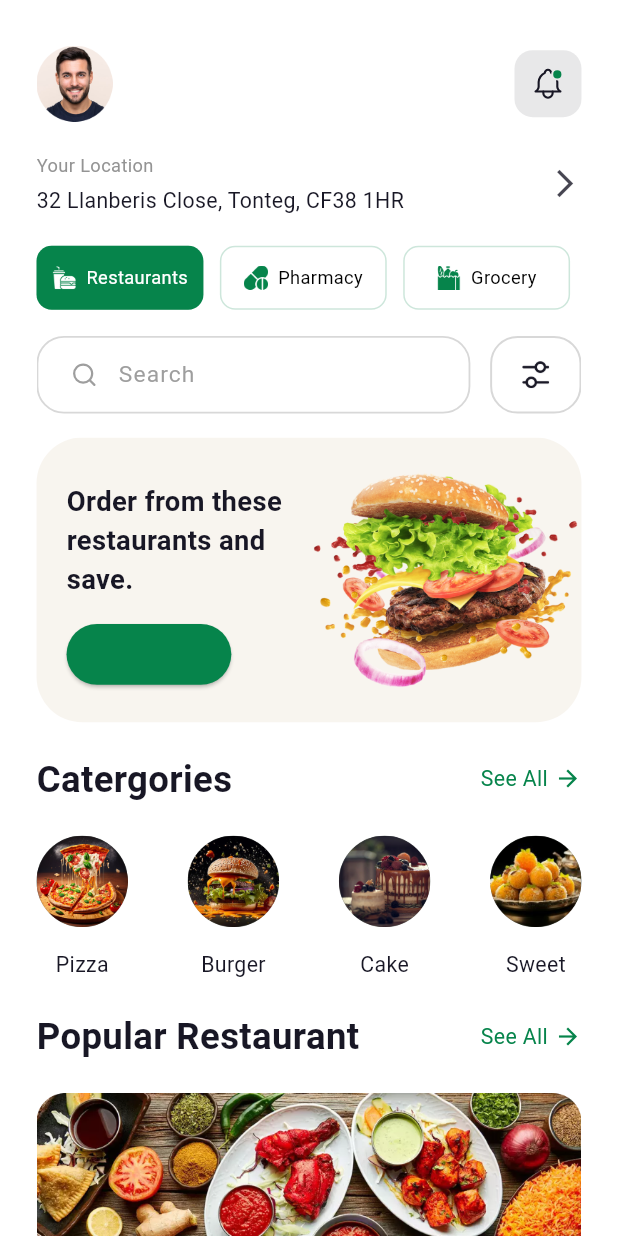
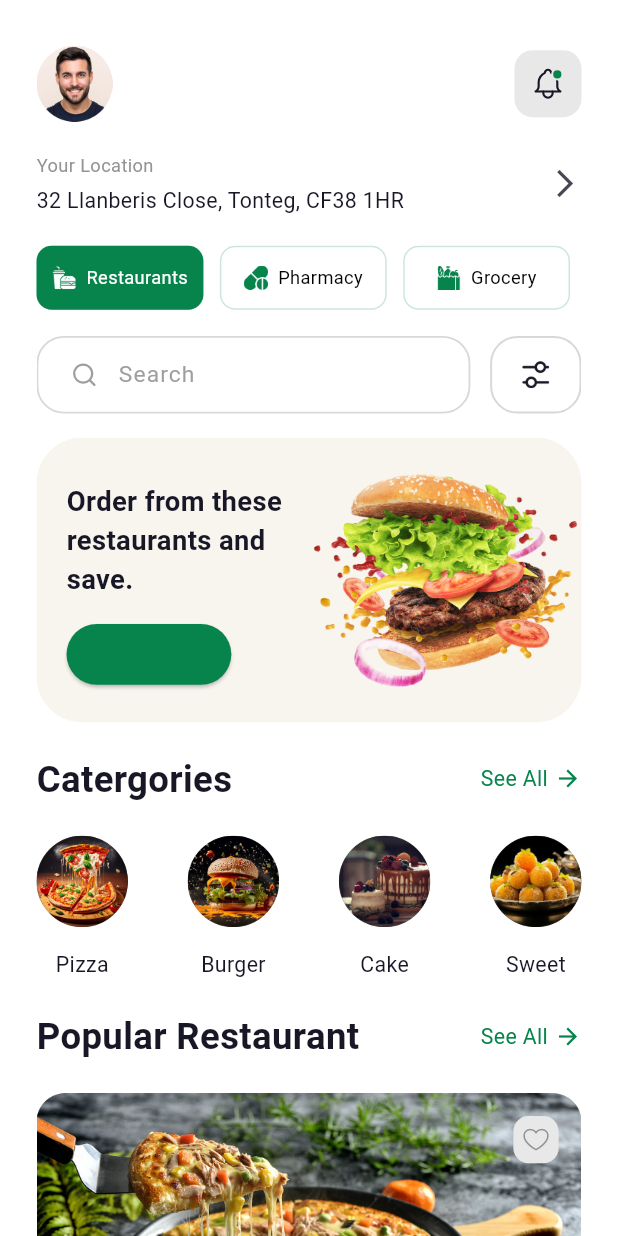
Before and after one commit to Apptesting7260/woye_userApp, a Flutter app: the RestaurantHomeScreen screen opened directly, on a phone screen of 412 x 824 dp. Run offline on Flutter 3.47's test engine with Material 3 defaults, Android fonts, the light colour scheme and no system bars; our stand-ins replace connectivity_plus, country_code_picker, firebase_auth, firebase_core, flutter_screenutil, flutter_svg and 7 more; missing offline and left inert: otp_timer_button; accounts and stored records are empty; Roboto replaces fonts that are missing (Gilroy); project files that could hold a hidden picture were left out.

Commit message:
home-screen

```diff
--- a/lib/presentation/Restaurants/Pages/Restaurant_home/restaurant_home_screen.dart
+++ b/lib/presentation/Restaurants/Pages/Restaurant_home/restaurant_home_screen.dart
@@ -1,5 +1,6 @@
 import 'package:woye_user/Core/Utils/app_export.dart';
 import 'package:woye_user/Presentation/Common/Home/home_screen.dart';
+import 'package:woye_user/Presentation/Restaurants/Pages/Restaurant_home/restaurant_home_controller.dart';
 import 'package:woye_user/Shared/Widgets/custom_search_filter.dart';
 
 class RestaurantHomeScreen extends StatefulWidget {
@@ -11,8 +12,9 @@ class RestaurantHomeScreen extends StatefulWidget {
 
 class _HomeRestaurantScreenState extends State<RestaurantHomeScreen> {
   GlobalKey homeWidgetKey = GlobalKey();
-
   double? height;
+  final RestaurantHomeController restaurantHomeController =
+      Get.put(RestaurantHomeController());
 
   _getHeight(_) {
     final keyContext = homeWidgetKey.currentContext;
@@ -119,6 +121,64 @@ class _HomeRestaurantScreenState extends State<RestaurantHomeScreen> {
                               ),
                             ),
                             hBox(20),
+                            catergoryList(),
+                            hBox(20),
+                            Row(
+                              children: [
+                                Text(
+                                  "Popular Restaurant",
+                                  style: AppFontStyle.text_24_600(
+                                      AppColors.darkText),
+                                ),
+                                const Spacer(),
+                                Text(
+                                  "See All",
+                                  style: AppFontStyle.text_14_400(
+                                      AppColors.primary),
+                                ),
+                                wBox(4),
+                                Icon(
+                                  Icons.arrow_forward_sharp,
+                                  color: AppColors.primary,
+                                  size: 18,
+                                )
+                              ],
+                            ),
+                            hBox(20),
+                            ListView.separated(
+                                physics: const NeverScrollableScrollPhysics(),
+                                shrinkWrap: true,
+                                itemBuilder: (context, index) {
+                                  final controllerList =
+                                      restaurantHomeController
+                                          .restaurantList[index];
+                                  return restaurantList(
+                                      image: controllerList["image"],
+                                      title: controllerList["title"],
+                                      type: controllerList["type"],
+                                      isFavourite:
+                                          controllerList["isFavourite"]);
+                                },
+                                itemCount: restaurantHomeController
+                                    .restaurantList.length,
+                                separatorBuilder: (context, index) => hBox(20)),
+                            hBox(100)
+                          ],
+                        ),
+                      ),
+                      childCount: 1,
+                    )))
+              ],
+            ),
+          ),
+        ],
+      ),
+    );
+  }
+
+  Column catergoryList() {
+    return Column(
+                            children: [
                               Row(
                                 children: [
                                   Text(
@@ -142,7 +202,8 @@ class _HomeRestaurantScreenState extends State<RestaurantHomeScreen> {
                               ),
                               hBox(20),
                               Row(
-                              mainAxisAlignment: MainAxisAlignment.spaceBetween,
+                                mainAxisAlignment:
+                                    MainAxisAlignment.spaceBetween,
                                 children: [
                                   Column(
                                     children: [
@@ -202,64 +263,53 @@ class _HomeRestaurantScreenState extends State<RestaurantHomeScreen> {
                                   ),
                                 ],
                               ),
-                            hBox(20),
-                            Row(
+                            ],
+                          );
+  }
+
+  Widget restaurantList({image, title, type, isFavourite}) {
+    return Column(
+      crossAxisAlignment: CrossAxisAlignment.start,
       children: [
-                                Text(
-                                  "Popular Restaurant",
-                                  style: AppFontStyle.text_24_600(
-                                      AppColors.darkText),
-                                ),
-                                const Spacer(),
-                                Text(
-                                  "See All",
-                                  style: AppFontStyle.text_14_400(
-                                      AppColors.primary),
-                                ),
-                                wBox(4),
-                                Icon(
-                                  Icons.arrow_forward_sharp,
-                                  color: AppColors.primary,
-                                  size: 18,
-                                )
-                              ],
-                            ),
-                            hBox(20),
+        Stack(
+          alignment: Alignment.topRight,
+          children: [
             Container(
               decoration: BoxDecoration(
                 borderRadius: BorderRadius.circular(20.r),
               ),
               child: Image.asset(
-                                "assets/images/restaurant-1.png",
+                image,
                 // height: 200,
                 width: Get.width,
               ),
             ),
-                            hBox(10),
-                            Text(
-                              "The Pizza Hub And Restaurants",
-                              textAlign: TextAlign.left,
-                              style:
-                                  AppFontStyle.text_18_400(AppColors.darkText),
+            Container(
+              margin: REdgeInsets.only(top: 15, right: 15),
+              padding: REdgeInsets.symmetric(horizontal: 6, vertical: 8),
+              decoration: BoxDecoration(
+                  borderRadius: BorderRadius.circular(10.r),
+                  color: AppColors.greyBackground),
+              child: SvgPicture.asset(
+                "assets/svg/wishlist.svg",
+                height: 15.h,
+              ),
+            )
+          ],
         ),
         hBox(10),
         Text(
-                              "Pure veg",
+          title,
           textAlign: TextAlign.left,
-                              style:
-                                  AppFontStyle.text_16_300(AppColors.lightText),
+          style: AppFontStyle.text_18_400(AppColors.darkText),
         ),
-                            hBox(100)
-                          ],
-                        ),
-                      ),
-                      childCount: 1,
-                    )))
-              ],
-            ),
+        hBox(10),
+        Text(
+          type,
+          textAlign: TextAlign.left,
+          style: AppFontStyle.text_16_300(AppColors.lightText),
         ),
       ],
-      ),
     );
   }
 }
```
Lines whose indentation alone changed are shown as unchanged.
